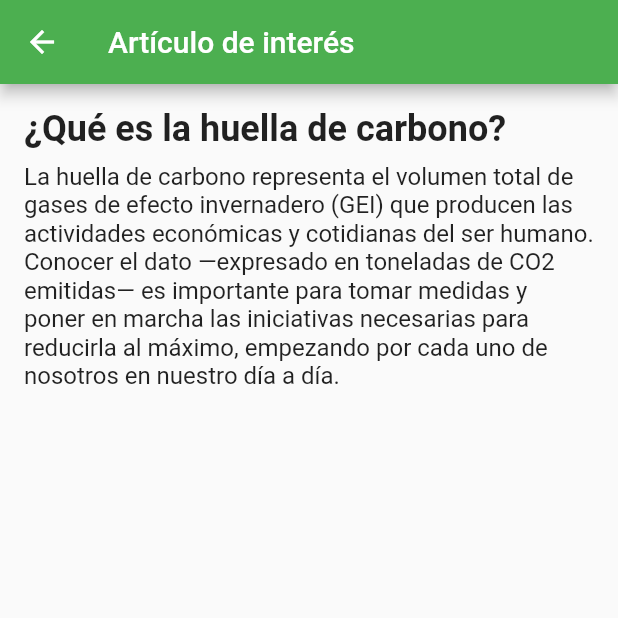
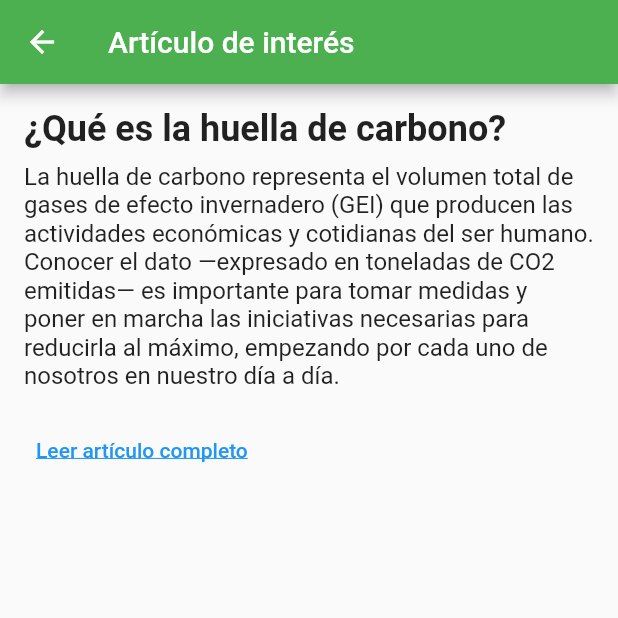
Before and after one commit to FrancaBruzzone/Obl_IHC_PruebasConFlutter, a Flutter app: the ArticlesPage screen opened directly, after a tap on "¿Qué es la huella de carbono?", on a phone screen of 412 x 824 dp, the top half of it. Run offline on Flutter 3.47's test engine with Material 2 defaults, Android fonts, the phone set to English and light mode, and no system bars; our stand-ins replace image_picker; missing offline and left inert: flutter_barcode_scanner.

Commit message:
Agrego url a los artículos

```diff
--- a/lib/entities/Article.dart
+++ b/lib/entities/Article.dart
@@ -1,9 +1,11 @@
 class Article {
   final String title;
   final String content;
+  final String url;
 
   Article({
     required this.title,
     required this.content,
+    required this.url,
   });
 }
--- a/lib/views/articledetail_page.dart
+++ b/lib/views/articledetail_page.dart
@@ -1,5 +1,6 @@
 import 'package:flutter/material.dart';
 import 'package:obl_ihc_pruebasconflutter/entities/Article.dart';
+import 'package:url_launcher/url_launcher.dart';
 
 class ArticleDetailPage extends StatelessWidget {
   final Article article;
@@ -30,6 +31,19 @@ class ArticleDetailPage extends StatelessWidget {
               article.content,
               style: TextStyle(fontSize: 16.0),
             ),
+            SizedBox(height: 16.0),
+            TextButton(
+              onPressed: () {
+                launch(article.url);
+              },
+              child: Text(
+                'Leer artículo completo',
+                style: TextStyle(
+                  color: Colors.blue,
+                  decoration: TextDecoration.underline,
+                ),
+              ),
+            ),
           ],
         ),
       ),
--- a/lib/views/articles_page.dart
+++ b/lib/views/articles_page.dart
@@ -7,11 +7,13 @@ class ArticlesPage extends StatelessWidget {
     Article(
       title: '¿Qué es la huella de carbono?',
       content: 'La huella de carbono representa el volumen total de gases de efecto invernadero (GEI) que producen las actividades económicas y cotidianas del ser humano. Conocer el dato —expresado en toneladas de CO2 emitidas— es importante para tomar medidas y poner en marcha las iniciativas necesarias para reducirla al máximo, empezando por cada uno de nosotros en nuestro día a día.',
+      url: 'https://www.iberdrola.com/sostenibilidad/huella-de-carbono',
     ),
     Article(
       title: 'Qué es la era de la ebullición global',
       content: 'La era de la ebullición global es un término usado para referirse a la época actual caracterizada por temperaturas altas nunca vistas. Esta era fue determinada por el mes de julio con las tres semanas más calientes de los últimos 120 mil años, o lo que es lo mismo, el mes más caliente desde que se tienen registros del clima. Esto fue clasificado por la Organización Mundial de Meteorología y el Servicio Europeo Climático Copernicus como sin precedentes y notable, significando que no es algo normal y sobre lo que hay que poner atención.',
-    )
+      url: 'https://www.ecologiaverde.com/era-de-la-ebullicion-global-que-es-consecuencias-y-soluciones-4550.html#:~:text=La%20era%20de%20la%20ebullici%C3%B3n%20global%20es%20un%20t%C3%A9rmino%20usado,por%20temperaturas%20altas%20nunca%20vistas.',
+    ),
   ];
 
   String _getFirstWords(String content) {
--- a/pubspec.yaml
+++ b/pubspec.yaml
@@ -32,6 +32,7 @@ dependencies:
     sdk: flutter
   flutter_barcode_scanner: ^2.0.0
   image_picker: ^1.0.4
+  url_launcher: ^6.0.9
 
   # The following adds the Cupertino Icons font to your application.
   # Use with the CupertinoIcons class for iOS style icons.
```
Also changed, not shown: pubspec.lock.
